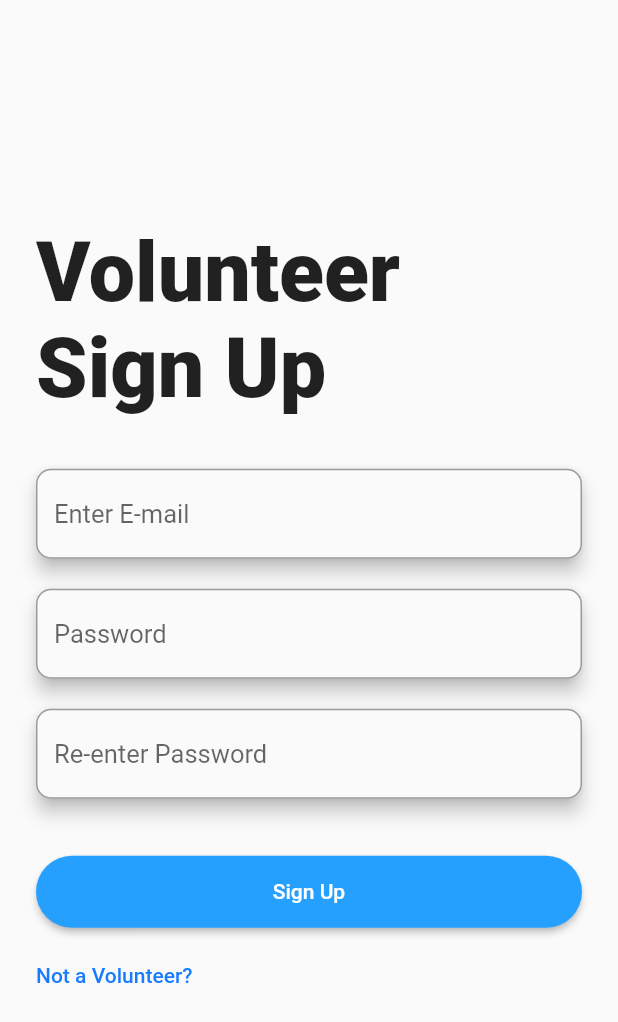
After one commit to Shelter-Connect/phase1, a Flutter app: the VolunteerSignUp screen opened by its route, on a phone screen of 412 x 824 dp. The commit adds this screen. Shown: the top 1022 px of the screen. Run offline on Flutter 3.47's test engine with Material 2 defaults, Android fonts, the phone set to English and light mode, and no system bars.

Commit message:
Create volunteer_sign_up_page.dart

```diff
--- /dev/null
+++ b/lib/components/text_field.dart
@@ -0,0 +1,28 @@
+import 'package:flutter/material.dart';
+
+
+class FloatingTextField extends StatelessWidget {
+  final String hintText;
+  final Function onChanged;
+
+  FloatingTextField({this.hintText, this.onChanged});
+
+  @override
+  Widget build(BuildContext context) {
+    return Material(
+      elevation: 5,
+      borderRadius: BorderRadius.circular(10),
+      child: TextField(
+        onChanged: onChanged,
+        maxLines: 1,
+        decoration: InputDecoration(
+          hintText: hintText,
+          hintStyle: TextStyle(fontSize: 17),
+          border: OutlineInputBorder(
+            borderRadius: BorderRadius.circular(10),
+          ),
+        ),
+      ),
+    );
+  }
+}
--- a/lib/main.dart
+++ b/lib/main.dart
@@ -1,5 +1,6 @@
 import 'package:flutter/material.dart';
 
+import 'pages/volunteer_sign_up_page.dart';
 import 'pages/signup_page.dart';
 import 'pages/welcome_page.dart';
 
@@ -18,6 +19,7 @@ class MyApp extends StatelessWidget {
       ),
       routes: {
         '/': (_) => WelcomePage(),
+        '/volunteer_sign_up': (_) => VolunteerSignUp(),
         '/signup': (_) => SignupPage(),
       },
       initialRoute: '/',
--- /dev/null
+++ b/lib/pages/volunteer_sign_up_page.dart
@@ -0,0 +1,63 @@
+import 'package:flutter/material.dart';
+
+import '../components/text_field.dart';
+import '../components/rounded_button.dart';
+import '../components/text_button.dart';
+import '../constants.dart';
+
+class VolunteerSignUp extends StatelessWidget {
+  @override
+  Widget build(BuildContext context) {
+    return Scaffold(
+      body: Container(
+        padding: EdgeInsets.symmetric(horizontal: 24.0),
+        child: SingleChildScrollView(
+          child: Container(
+            height: MediaQuery.of(context).size.height,
+            child: Column(
+              mainAxisAlignment: MainAxisAlignment.center,
+              crossAxisAlignment: CrossAxisAlignment.start,
+              children: <Widget>[
+                Text('Volunteer Sign Up', style: titleStyle),
+                SizedBox(height: 35),
+                FloatingTextField(
+                  hintText: 'Enter E-mail',
+                  onChanged: (val) {
+                    //TODO: Update E-mail variable
+                  },
+                ),
+                SizedBox(height: 20),
+                FloatingTextField(
+                  hintText: 'Password',
+                  onChanged: (val) {
+                    //TODO: Update Password Variable
+                  },
+                ),
+                SizedBox(height: 20),
+                FloatingTextField(
+                  hintText: 'Re-enter Password',
+                  onChanged: (val) {
+                    //TODO: Update Re-enter Password Variable
+                  },
+                ),
+                SizedBox(height: 30),
+                RoundedButton(
+                  title: 'Sign Up',
+                  onPressed: () {
+                    //TODO: Make Sign up go to Volunteer Confirmation
+                  },
+                ),
+                TextButton(
+                  text: 'Not a Volunteer?',
+                  onPressed: () {
+                    Navigator.pop(context);
+                  },
+                ),
+              ],
+            ),
+          ),
+        ),
+      ),
+    );
+  }
+}
```
Also changed, not shown: pubspec.lock.
